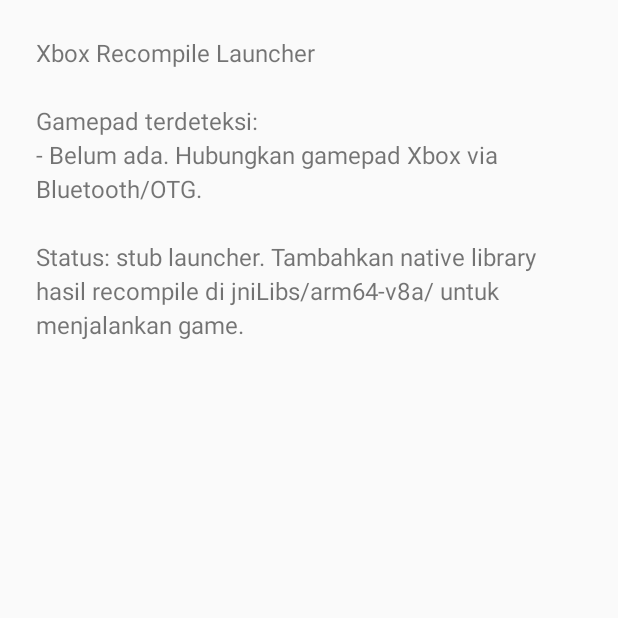
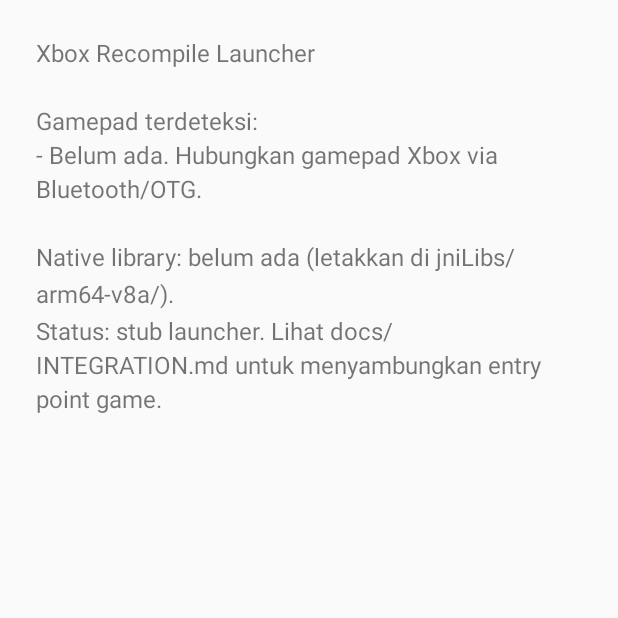
Before and after one commit to sionlimitles-spec/xbox-recompile-apk, an Android app: the screen it shows after launch (MainActivity), on a phone screen of 412 x 824 dp, the top half of it. Run offline under Robolectric (Android 15) with nearby library versions, the phone set to English and light mode, and no system bars; 1 statement that could not run was skipped.

Commit message:
Stage 3: wire libbraid.so load point into launcher

```diff
--- a/launcher/app/src/main/java/com/example/xboxrecompile/MainActivity.java
+++ b/launcher/app/src/main/java/com/example/xboxrecompile/MainActivity.java
@@ -12,6 +12,10 @@ import java.util.Locale;
 public class MainActivity extends Activity {
 
     private TextView statusView;
+    private boolean nativeLibraryLoaded = false;
+
+    // Kontrak JNI minimal; diimplementasikan oleh libbraid.so hasil recompile.
+    private static native int nativeStart();
 
     private final InputManager.InputDeviceListener deviceListener =
             new InputManager.InputDeviceListener() {
@@ -36,7 +40,17 @@ public class MainActivity extends Activity {
         super.onCreate(savedInstanceState);
         setContentView(R.layout.activity_main);
         statusView = findViewById(R.id.status);
+        loadNativeLibrary();
         refresh();
+    }
+
+    private void loadNativeLibrary() {
+        try {
+            System.loadLibrary("braid");
+            nativeLibraryLoaded = true;
+        } catch (UnsatisfiedLinkError error) {
+            nativeLibraryLoaded = false;
+        }
     }
 
     @Override
@@ -80,8 +94,11 @@ public class MainActivity extends Activity {
             text.append("- Belum ada. Hubungkan gamepad Xbox via Bluetooth/OTG.\n");
         }
 
-        text.append("\nStatus: stub launcher. Tambahkan native library hasil recompile "
-                + "di jniLibs/arm64-v8a/ untuk menjalankan game.");
+        text.append("\nNative library: ");
+        text.append(nativeLibraryLoaded
+                ? "libbraid.so termuat."
+                : "belum ada (letakkan di jniLibs/arm64-v8a/).");
+        text.append("\nStatus: stub launcher. Lihat docs/INTEGRATION.md untuk menyambungkan entry point game.");
         statusView.setText(text.toString());
     }
 }
```
Also changed, not shown: 3 other files.
